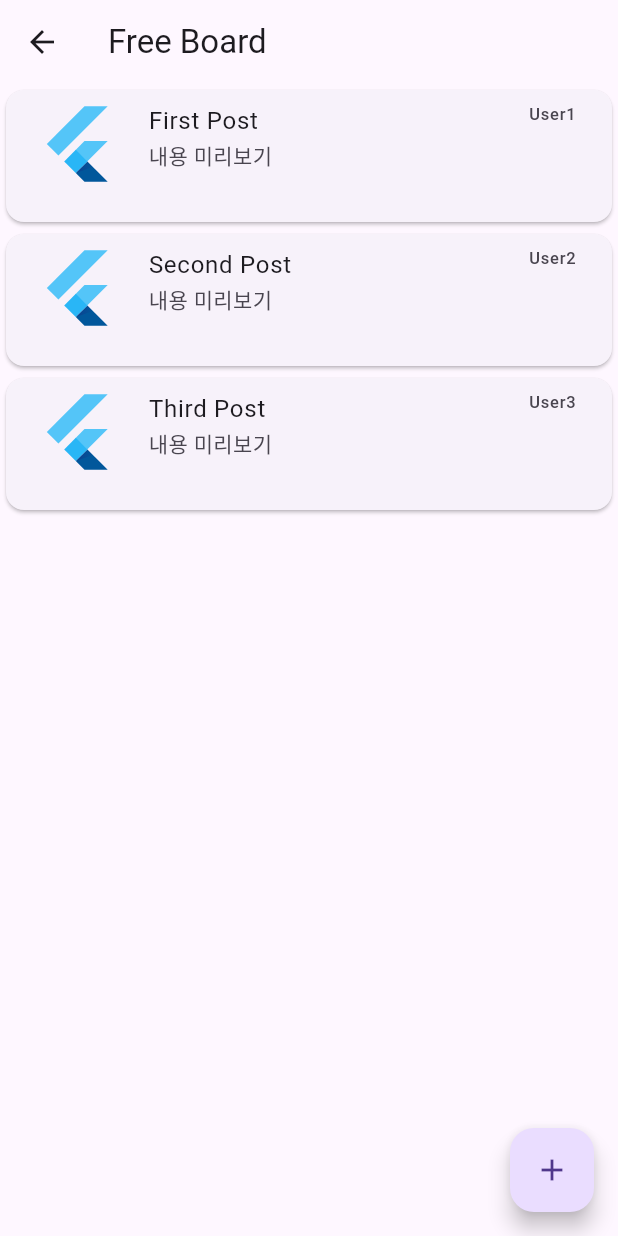
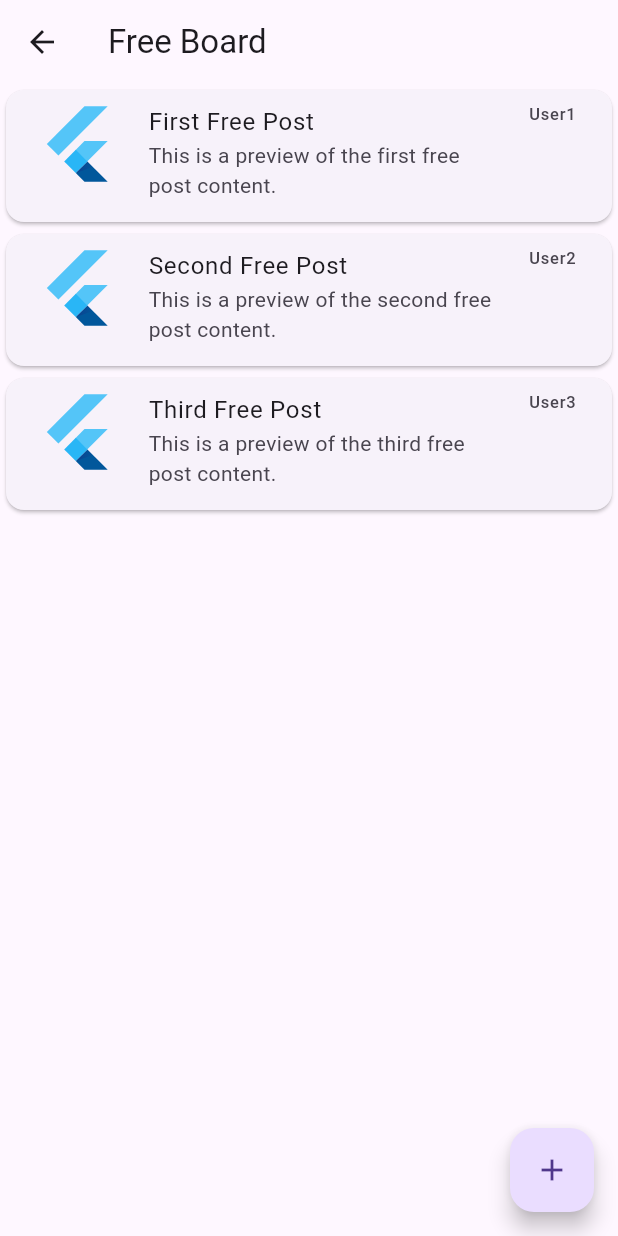
Before and after one commit to thingjae/Chicle, a Flutter app: the CommunityScreen screen opened directly, on a phone screen of 412 x 824 dp. Run offline on Flutter 3.47's test engine with Material 3 defaults, Android fonts, the phone set to English and light mode, and no system bars; network calls fail.

Commit message:
[UI] Structure-1

```diff
--- /dev/null
+++ b/lib/providers/in_memory_database.dart
@@ -0,0 +1,54 @@
+import 'package:flutter/material.dart';
+
+class InMemoryDatabase extends ChangeNotifier {
+  List<Map<String, String>> freeBoardPosts = [
+    {
+      'title': 'First Free Post',
+      'content': 'This is a preview of the first free post content.',
+      'author': 'User1',
+      'imageUrl': 'https://via.placeholder.com/150'
+    },
+    {
+      'title': 'Second Free Post',
+      'content': 'This is a preview of the second free post content.',
+      'author': 'User2',
+      'imageUrl': 'https://via.placeholder.com/150'
+    },
+    {
+      'title': 'Third Free Post',
+      'content': 'This is a preview of the third free post content.',
+      'author': 'User3',
+      'imageUrl': 'https://via.placeholder.com/150'
+    },
+  ];
+
+  List<Map<String, String>> questionBoardPosts = [
+    {
+      'title': 'First Question Post',
+      'content': 'This is a preview of the first question post content.',
+      'author': 'User4',
+      'imageUrl': 'https://via.placeholder.com/150'
+    },
+    {
+      'title': 'Second Question Post',
+      'content': 'This is a preview of the second question post content.',
+      'author': 'User5',
+      'imageUrl': 'https://via.placeholder.com/150'
+    },
+    {
+      'title': 'Third Question Post',
+      'content': 'This is a preview of the third question post content.',
+      'author': 'User6',
+      'imageUrl': 'https://via.placeholder.com/150'
+    },
+  ];
+
+  void addPost(String boardType, Map<String, String> post) {
+    if (boardType == 'Free Board') {
+      freeBoardPosts.add(post);
+    } else if (boardType == 'Question Board') {
+      questionBoardPosts.add(post);
+    }
+    notifyListeners();
+  }
+}
--- a/lib/screen/community_screen.dart
+++ b/lib/screen/community_screen.dart
@@ -1,18 +1,19 @@
 import 'package:flutter/material.dart';
+import 'package:provider/provider.dart';
+import 'package:chicle/providers/in_memory_database.dart';
 
 class CommunityScreen extends StatelessWidget {
   final String boardType;
 
   CommunityScreen({required this.boardType});
 
-  final List<Map<String, String>> posts = [
-    {'number': '1', 'title': 'First Post', 'author': 'User1'},
-    {'number': '2', 'title': 'Second Post', 'author': 'User2'},
-    {'number': '3', 'title': 'Third Post', 'author': 'User3'},
-  ];
-
   @override
   Widget build(BuildContext context) {
+    final db = Provider.of<InMemoryDatabase>(context);
+    final posts = boardType == 'Free Board'
+        ? db.freeBoardPosts
+        : db.questionBoardPosts;
+
     return Scaffold(
       appBar: AppBar(
         title: Text('$boardType'),
@@ -25,7 +26,7 @@ class CommunityScreen extends StatelessWidget {
             child: ListTile(
               leading: FlutterLogo(size: 63),
               title: Text(post['title'] ?? '제목'),
-              subtitle: Text('내용 미리보기'),
+              subtitle: Text(post['content'] ?? '내용 미리보기'),
               trailing: Text(post['author'] ?? '글쓴이'),
               isThreeLine: true,
             ),
@@ -34,10 +35,9 @@ class CommunityScreen extends StatelessWidget {
       ),
       floatingActionButton: FloatingActionButton(
         onPressed: () {
-          // 글 작성 화면으로 이동
           Navigator.push(
             context,
-            MaterialPageRoute(builder: (context) => NewPostScreen()),
+            MaterialPageRoute(builder: (context) => NewPostScreen(boardType: boardType)),
           );
         },
         child: Icon(Icons.add),
@@ -48,8 +48,18 @@ class CommunityScreen extends StatelessWidget {
 }
 
 class NewPostScreen extends StatelessWidget {
+  final String boardType;
+
+  NewPostScreen({required this.boardType});
+
+  final TextEditingController titleController = TextEditingController();
+  final TextEditingController authorController = TextEditingController();
+  final TextEditingController contentController = TextEditingController();
+
   @override
   Widget build(BuildContext context) {
+    final db = Provider.of<InMemoryDatabase>(context, listen: false);
+
     return Scaffold(
       appBar: AppBar(
         title: Text('New Post'),
@@ -59,18 +69,21 @@ class NewPostScreen extends StatelessWidget {
         child: Column(
           children: [
             TextField(
+              controller: titleController,
               decoration: InputDecoration(
                 labelText: 'Title',
               ),
             ),
             SizedBox(height: 16),
             TextField(
+              controller: authorController,
               decoration: InputDecoration(
                 labelText: 'Author',
               ),
             ),
             SizedBox(height: 16),
             TextField(
+              controller: contentController,
               decoration: InputDecoration(
                 labelText: 'Content',
               ),
@@ -79,7 +92,13 @@ class NewPostScreen extends StatelessWidget {
             SizedBox(height: 16),
             ElevatedButton(
               onPressed: () {
-                // 글 작성 완료 로직
+                final post = {
+                  'title': titleController.text,
+                  'author': authorController.text,
+                  'content': contentController.text,
+                  'imageUrl': 'https://via.placeholder.com/150',
+                };
+                db.addPost(boardType, post);
                 Navigator.pop(context);
               },
               child: Text('Submit'),
--- a/pubspec.yaml
+++ b/pubspec.yaml
@@ -30,6 +30,7 @@ environment:
 dependencies:
     flutter:
       sdk: flutter
+    provider: ^6.1.2
     dio: ^4.0.0
     flutter_riverpod: ^2.0.0
     firebase_core: ^2.0.0
@@ -37,6 +38,7 @@ dependencies:
     firebase_database: ^10.0.0
     cloud_firestore: ^4.0.0
     shared_preferences: ^2.0.6
+
 
 
 
```
Also changed, not shown: lib/main.dart (+16 -34 lines), lib/screen/home_screen.dart (+78 -3 lines), pubspec.lock.
